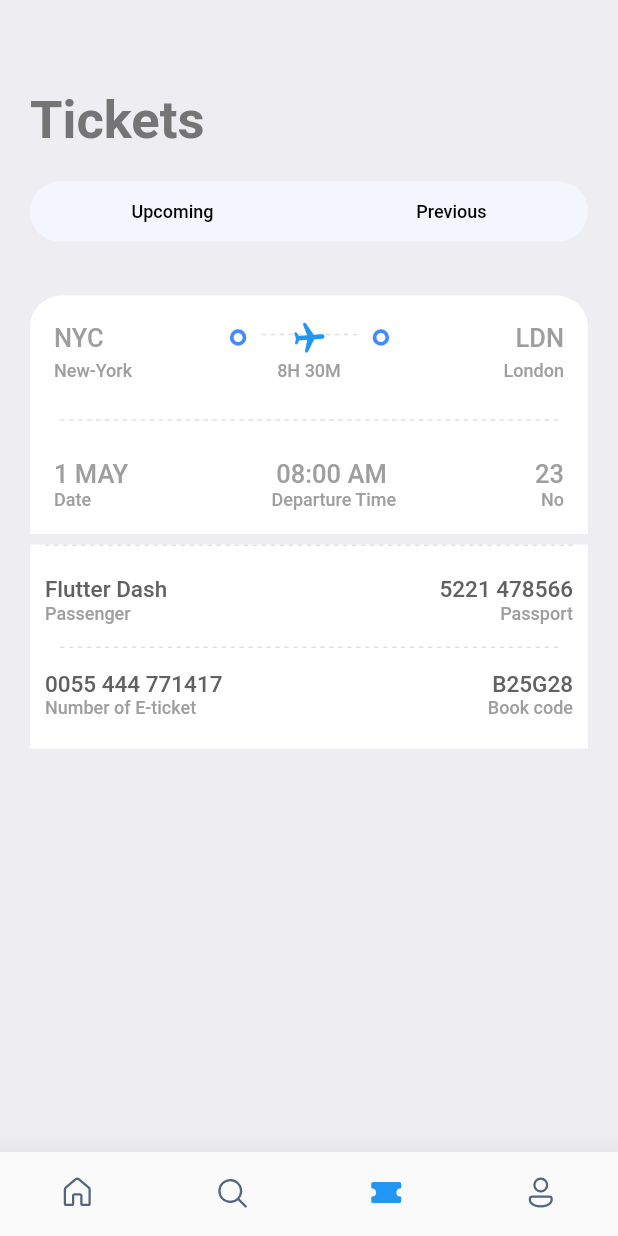
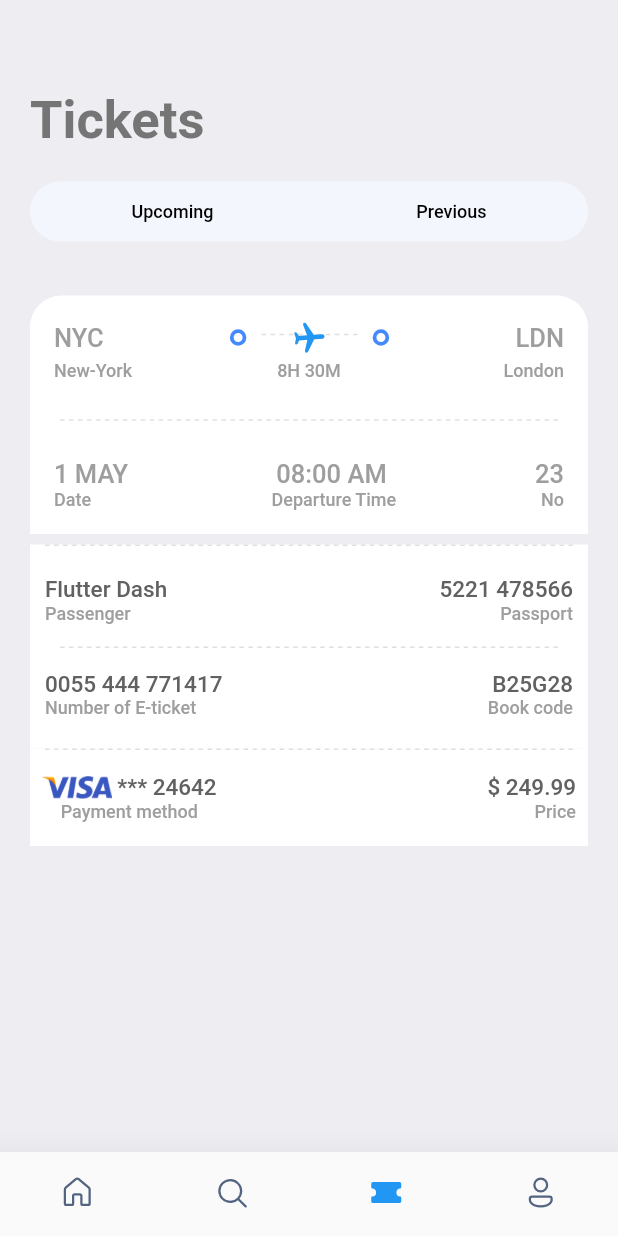
Before and after one commit to Willan0/ticket_aeroplane, a Flutter app: the screen it shows after launch, item 3 of the bottom bar chosen, on a phone screen of 412 x 824 dp. Run offline on Flutter 3.47's test engine with Material 2 defaults, Android fonts, the phone set to English and light mode, and no system bars; our stand-ins replace fluentui_icons, gap, get.

Commit message:
ticket_aeroplane

```diff
--- a/lib/screen/search_screen.dart
+++ b/lib/screen/search_screen.dart
@@ -135,6 +135,7 @@ final size = AppLayout.getSize(context);
                   Container(
                     width: size.width*0.45,
                     height: AppLayout.getHeight(210),
+                    alignment: Alignment.center,
                     decoration: BoxDecoration(
                       color: const Color(0xffec6545),
                       borderRadius: BorderRadius.circular(AppLayout.getHeight(12)),
@@ -150,15 +151,15 @@ final size = AppLayout.getSize(context);
                               children: [
                                 TextSpan(
                                   text: '😘',
-                                  style: TextStyle(fontSize: 35)
+                                  style: TextStyle(fontSize: 25)
                                 ),
                                 TextSpan(
                                     text: '😍',
-                                    style: TextStyle(fontSize: 45)
+                                    style: TextStyle(fontSize: 40)
                                 ),
                                 TextSpan(
                                     text: '🥰',
-                                    style: TextStyle(fontSize: 35)
+                                    style: TextStyle(fontSize: 25)
                                 ),
                               ]
                         ))
--- a/lib/screen/tickets.dart
+++ b/lib/screen/tickets.dart
@@ -100,6 +100,36 @@ class Tickets extends StatelessWidget {
                   )
                 ],
               ),
+            ),
+            Container(width:size.width/0.85,height:AppLayout.getHeight(1),decoration:const BoxDecoration(color:Colors.white),child: const DotLine()),
+            Container(
+              padding: EdgeInsets.symmetric(vertical: AppLayout.getHeight(16),horizontal: AppLayout.getWidth(8)),
+              decoration: const BoxDecoration(
+                color: Colors.white
+              ),
+              child: Row(
+                mainAxisAlignment: MainAxisAlignment.spaceBetween,
+                children: [
+                  Column(
+                    children: [
+                      Row(
+                        children:  [
+                          Image.asset('assets/images/visa.png',scale: 11,),
+                          Text(' *** 24642',style: Style.headingLineStyle5.copyWith(color:Colors.grey.shade700),),
+                        ],
+                      ),
+                      Text('Payment method',style: Style.headingLineStyle4.copyWith(color: Colors.grey.shade500),)
+                    ],
+                  ),
+                  Column(
+                    crossAxisAlignment: CrossAxisAlignment.end,
+                    children: [
+                      Text('\$ 249.99',style: Style.headingLineStyle5.copyWith(color: Colors.grey.shade700),),
+                      Text('Price',style: Style.headingLineStyle4.copyWith(color: Colors.grey.shade500),)
+                    ],
+                  )
+                ],
+              ),
             )
           ],
         ),
--- a/pubspec.yaml
+++ b/pubspec.yaml
@@ -50,6 +50,7 @@ dev_dependencies:
   # package. See that file for information about deactivating specific lint
   # rules and activating additional ones.
   flutter_lints: ^2.0.0
+  barcode_widget: ^2.0.2
 
 # For information on the generic Dart part of this file, see the
 # following page: https://dart.dev/tools/pub/pubspec
```
Also changed, not shown: pubspec.lock.
